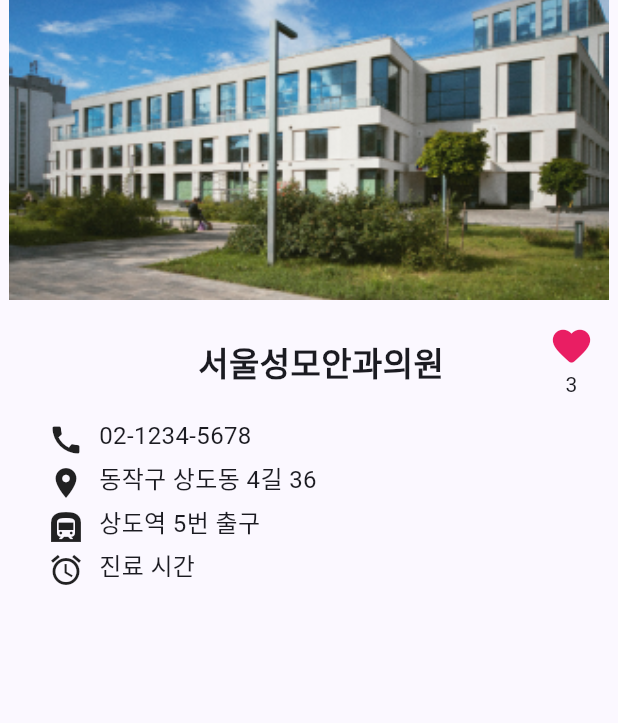
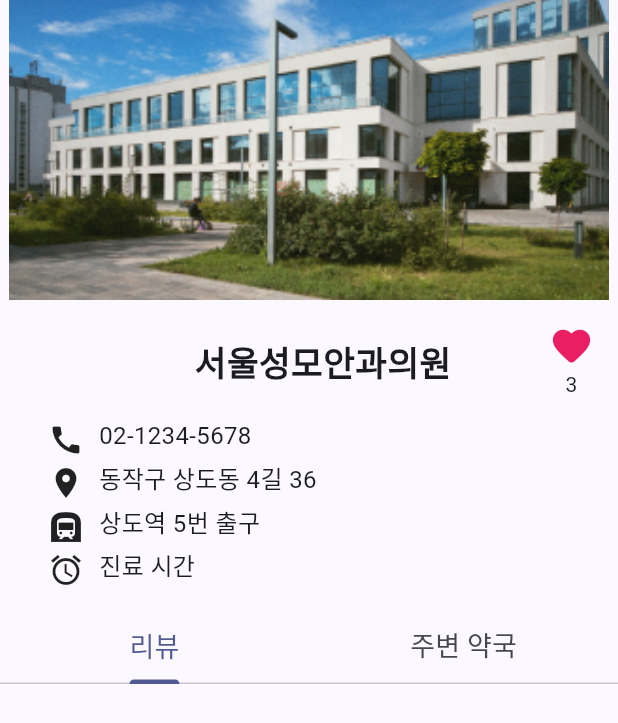
Before and after one commit to causyj/SOCDOC-Flutter, a Flutter app: the DetailPage screen opened directly, on a phone screen of 412 x 824 dp. Shown: the top 723 px of the screen. Run offline on Flutter 3.47's test engine with Material 2 defaults, Android fonts, the light colour scheme and no system bars.

Commit message:
TabBar추가

```diff
--- a/lib/Pages/DetailPage.dart
+++ b/lib/Pages/DetailPage.dart
@@ -18,7 +18,9 @@ class DetailPage extends StatelessWidget {
       );
     }
 
-    return Scaffold(
+    return DefaultTabController(
+      length: 2,
+      child: Scaffold(
         body: SafeArea(
           child: Column(
             children: [
@@ -42,10 +44,10 @@ class DetailPage extends StatelessWidget {
                           "서울성모안과의원",
                           style: TextStyle(
                             fontWeight: FontWeight.bold,
-                          fontSize: 22,
+                            fontSize: 23,
                           ),
                         ),
-                      SizedBox(width: 70.0),
+                        SizedBox(width: 65.0),
                         Column(
                           children: [
                             Icon(Icons.favorite_rounded, color: Colors.pink, size: 30.0),
@@ -62,7 +64,26 @@ class DetailPage extends StatelessWidget {
                   ],
                 ),
               ),
+              const TabBar(tabs: [
+                Tab(child: Text("리뷰", style: TextStyle(
+                    fontSize: 18),
+                ),),
+                Tab(child: Text("주변 약국", style: TextStyle(
+                    fontSize: 18),
+                ),),
+              ]),
+              /*
+              TabBarView(
+                children: [
+                  // 첫 번째 탭의 내용
+                  Center(child: Text("리뷰 내용")),
+                  // 두 번째 탭의 내용
+                  Center(child: Text("주변 약국 내용")),
                 ],
+              ),
+              */
+            ],
+          ),
         ),
       ),
     );
```
Lines whose indentation alone changed are shown as unchanged.
